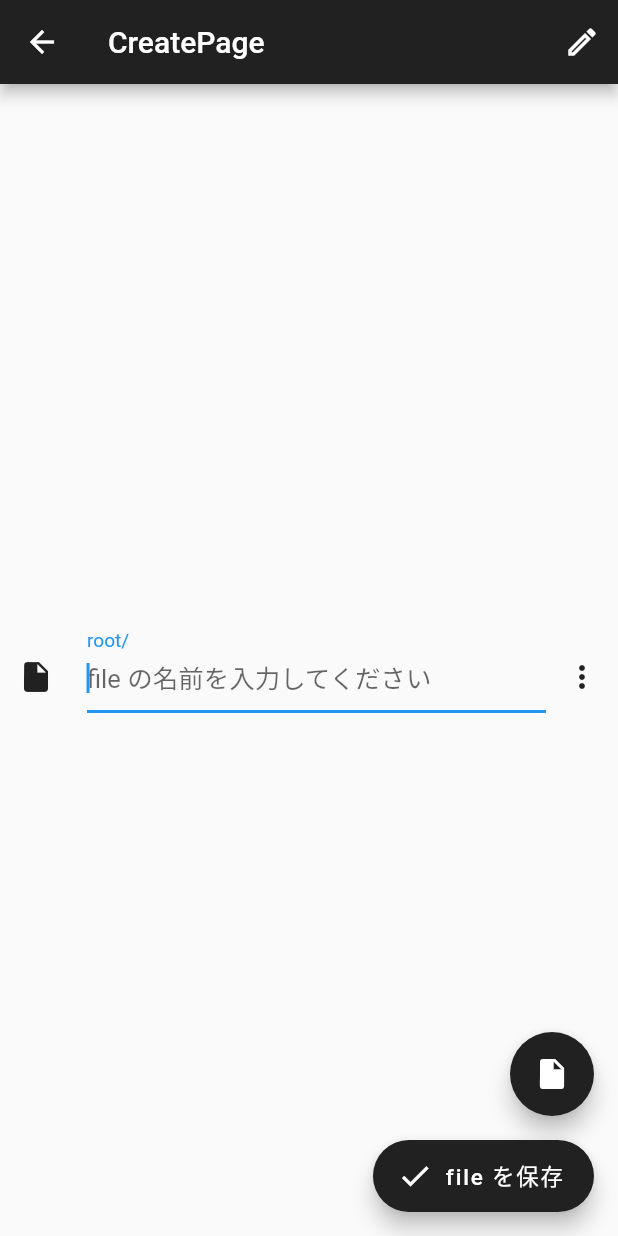
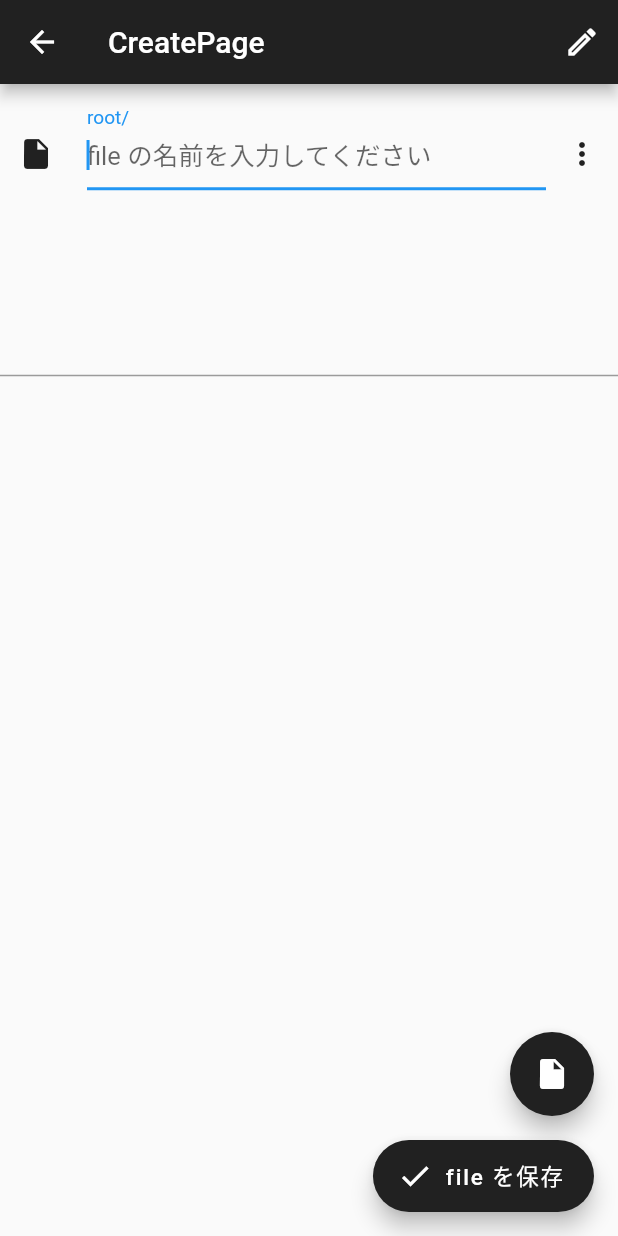
Before and after one commit to 7wataaa/memoapp, a Flutter app: the screen it shows after launch, after a tap on the "add" icon, on a phone screen of 412 x 824 dp. Run offline on Flutter 3.47's test engine with Material 2 defaults, Android fonts, the phone set to English and light mode, and no system bars; missing offline and left inert: screen.

Commit message:
たまに出てこないのを修正

```diff
--- a/lib/file_plus_tag.dart
+++ b/lib/file_plus_tag.dart
@@ -129,7 +129,6 @@ class Tag {
         FilePlusTag.tagsFileJsonFile.writeAsString(jsonEncode(pathtotags));
 
         tagChipEvent.add('');
-        tagUpdateEvent.sink.add('');
       },
     );
   }
--- a/lib/page/create_page.dart
+++ b/lib/page/create_page.dart
@@ -87,6 +87,7 @@ class _CreatePageState extends State<CreatePage> {
     } else {
       for (final tag in tmpTags) {
         if (value == tag.tagName) {
+          //TODO 選ばれたものが同じだったときに削除する機能
           return;
         }
       }
@@ -118,7 +119,7 @@ class _CreatePageState extends State<CreatePage> {
         ],
       ),
       body: Column(
-        mainAxisAlignment: MainAxisAlignment.center,
+        mainAxisAlignment: MainAxisAlignment.start,
         children: <Widget>[
           Row(
             crossAxisAlignment: CrossAxisAlignment.end,
@@ -151,6 +152,11 @@ class _CreatePageState extends State<CreatePage> {
                         itemBuilder: (BuildContext context) => snapshot.data);
                   }),
             ],
+          ),
+          const Flexible(
+            child: TextField(
+              maxLines: 5,
+            ),
           ),
         ],
       ),
```
Also changed, not shown: lib/main.dart (+14 -20 lines).
